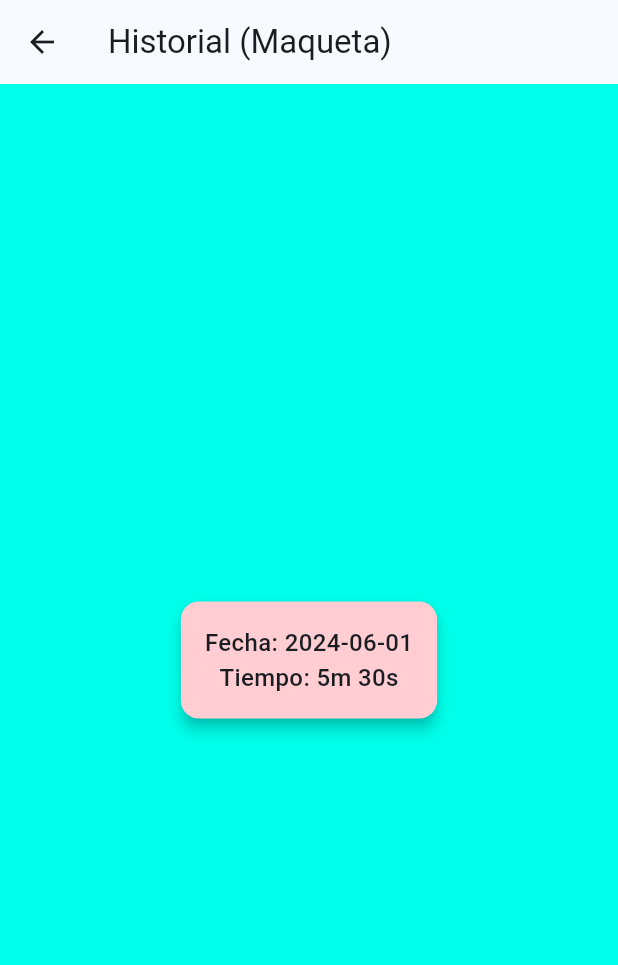
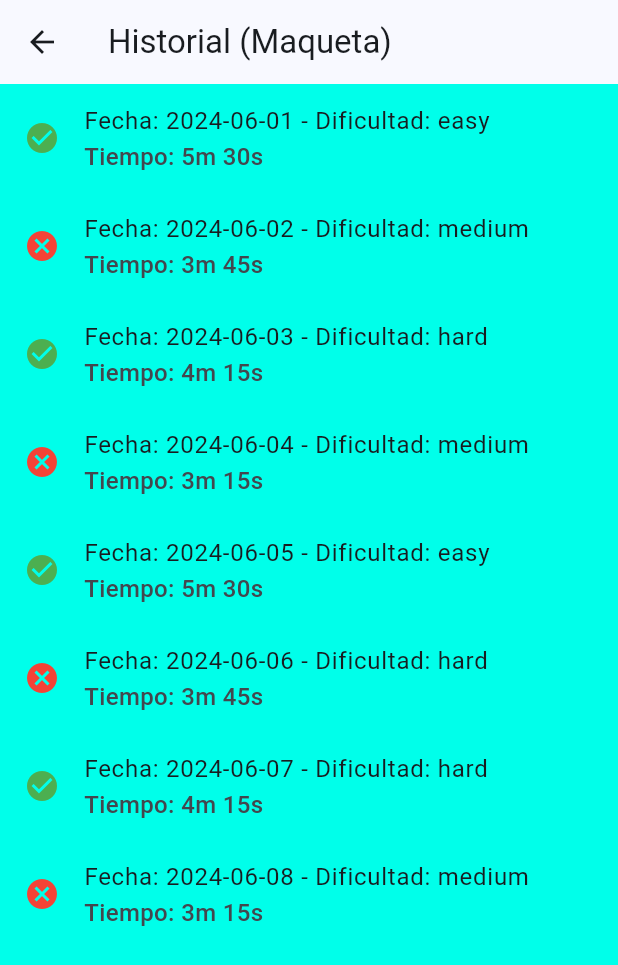
Before and after one commit to IchiroCTG/3479A321_2021479014_2026, a Flutter app: the HistoryScreen screen opened by its route, on a phone screen of 412 x 824 dp. Shown: the top 965 px of the screen. Run offline on Flutter 3.47's test engine with Material 3 defaults, Android fonts, the phone set to English and light mode, and no system bars; our stand-ins replace logger.

Commit message:
Implementacion de Listas

```diff
--- a/lib/models/game_result.dart
+++ b/lib/models/game_result.dart
@@ -2,6 +2,8 @@ class GameResult {
   final String date;
   final String timeSpent;
   final bool isVictory;
+  final String difficulty;
   GameResult({ required this.date,
     required this.timeSpent,
-    required this.isVictory }); }
+    required this.isVictory,
+    required this.difficulty }); }
--- a/lib/ui/screens/HistoryScreen.dart
+++ b/lib/ui/screens/HistoryScreen.dart
@@ -6,24 +6,30 @@ class HistoryScreen extends StatelessWidget {
 
   @override
   Widget build(BuildContext context) {
-    final GameResult game = GameResult(date: '2024-06-01', timeSpent: '5m 30s', isVictory: false); // Datos de ejemplo para mostrar en la maqueta
+    final List<GameResult> gameHistory = [
+      GameResult(date: '2024-06-01', timeSpent: '5m 30s', isVictory: true, difficulty: 'easy'),
+      GameResult(date: '2024-06-02', timeSpent: '3m 45s', isVictory: false, difficulty: 'medium'),
+      GameResult(date: '2024-06-03', timeSpent: '4m 15s', isVictory: true, difficulty: 'hard'),
+      GameResult(date: '2024-06-04', timeSpent: '3m 15s', isVictory: false, difficulty: 'medium'),
+      GameResult(date: '2024-06-05', timeSpent: '5m 30s', isVictory: true, difficulty: 'easy'),
+      GameResult(date: '2024-06-06', timeSpent: '3m 45s', isVictory: false, difficulty: 'hard'),
+      GameResult(date: '2024-06-07', timeSpent: '4m 15s', isVictory: true, difficulty: 'hard'),
+      GameResult(date: '2024-06-08', timeSpent: '3m 15s', isVictory: false, difficulty: 'medium'),
+    ]; // Datos de ejemplo para mostrar en el historial, en una aplicación real esto vendría de una base de datos o almacenamiento local
     return Scaffold(
       appBar: AppBar(title: const Text('Historial (Maqueta)')),
-      body: Center(
-        child: Card(
-          color: game.isVictory ? Colors.green[100] : Colors.red[100],
-          elevation: 4,
-          child: Padding(
-            padding: EdgeInsets.all(16.0),
-            child: Column(
-              mainAxisSize: MainAxisSize.min,
-              children: [
-                Text('Fecha: ${game.date}'), Text('Tiempo: ${game.timeSpent}')
-              ],
-            )
-          )
-        ),
-      )
+      body: ListView.builder(
+        itemCount: gameHistory.length,
+        itemBuilder: (context, index) {
+          final result = gameHistory[index];
+          return ListTile(
+            leading: Icon(result.isVictory ? Icons.check_circle : Icons.cancel, color: result.isVictory ? Colors.green : Colors.red),
+            title: Text('Fecha: ${result.date} - Dificultad: ${result.difficulty}'),
+            subtitle: Text('Tiempo: ${result.timeSpent}'),
+
+          );
+        },
+      ),
     );
   }
 }
```
